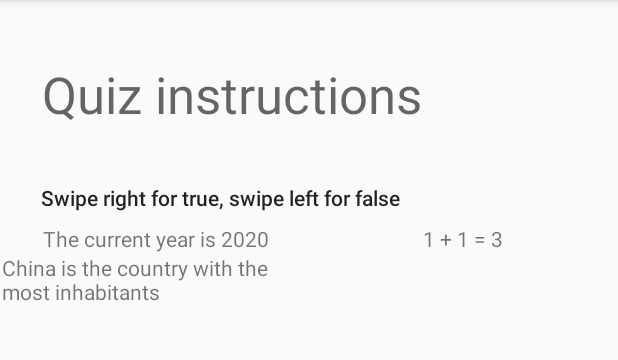
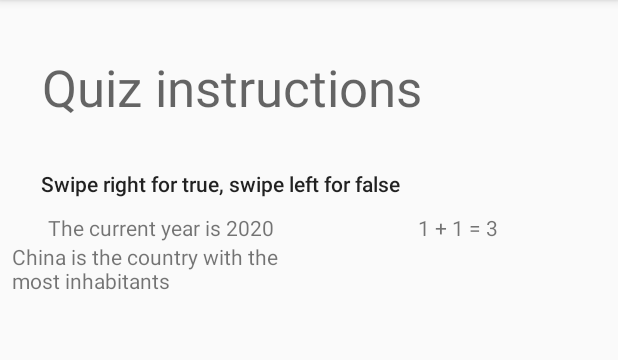
Before and after one commit to jimebbelaar/MadLevel2Task2, an Android app: the screen it shows after launch (MainActivity), on a phone screen of 412 x 824 dp, the part 84-444 px from its top. Run offline under Robolectric (Android 15) with nearby library versions, the phone set to English and light mode, and no system bars.

Commit message:
working app

```diff
--- a/app/src/main/res/layout/activity_main.xml
+++ b/app/src/main/res/layout/activity_main.xml
@@ -14,7 +14,7 @@
         android:layout_marginTop="35dp"
         android:layout_marginEnd="130dp"
         android:layout_marginBottom="16dp"
-        android:text="Quiz instructions"
+        android:text="@string/quiz_instructions"
         android:textAppearance="@style/TextAppearance.AppCompat.Display1"
         app:layout_constraintBottom_toTopOf="@+id/textView3"
         app:layout_constraintEnd_toEndOf="parent"
@@ -29,7 +29,7 @@
         android:layout_marginTop="16dp"
         android:layout_marginEnd="141dp"
         android:layout_marginBottom="2dp"
-        android:text="Swipe right for true, swipe left for false"
+        android:text="@string/swipe_right_for_true_swipe_left_for_false"
         android:textAppearance="@style/TextAppearance.AppCompat.Body2"
         app:layout_constraintBottom_toTopOf="@+id/rvQuestions"
         app:layout_constraintEnd_toEndOf="parent"
@@ -39,11 +39,11 @@
 
     <androidx.recyclerview.widget.RecyclerView
         android:id="@+id/rvQuestions"
-        android:layout_width="409dp"
-        android:layout_height="614dp"
-        android:layout_marginStart="1dp"
-        android:layout_marginTop="1dp"
-        android:layout_marginEnd="1dp"
+        android:layout_width="0dp"
+        android:layout_height="0dp"
+        android:layout_marginStart="8dp"
+        android:layout_marginTop="8dp"
+        android:layout_marginEnd="8dp"
         app:layout_constraintBottom_toBottomOf="parent"
         app:layout_constraintEnd_toEndOf="parent"
         app:layout_constraintStart_toStartOf="parent"
--- a/app/src/main/res/values/strings.xml
+++ b/app/src/main/res/values/strings.xml
@@ -1,3 +1,7 @@
 <resources>
     <string name="app_name">MadLevel2Task2</string>
+    <string name="correct">Correct! The answer was: %b</string>
+    <string name="incorrect">Incorrect! The answer was: %b</string>
+    <string name="swipe_right_for_true_swipe_left_for_false">Swipe right for true, swipe left for false</string>
+    <string name="quiz_instructions">Quiz instructions</string>
 </resources>
```
Also changed, not shown: app/src/main/java/com/example/madlevel2task2/MainActivity.kt (+20 -3 lines).
